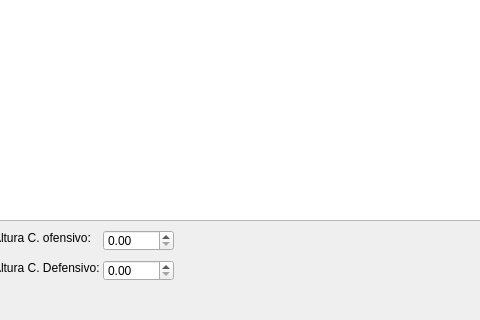
Qt form ParcialFinal/mainwindow.ui (Laurav2103/Parcial-Final) before a commit; both pictures show x 187 to 667 and y 290 to 610 of the 928 by 610 pixel window.
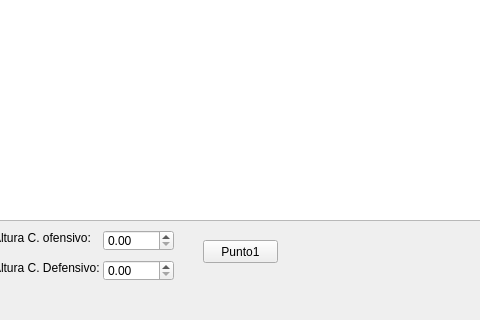
The same form after that commit.

Diff of the .ui file:
```diff
--- a/ParcialFinal/mainwindow.ui
+++ b/ParcialFinal/mainwindow.ui
@@ -131,6 +131,19 @@
      <double>9999.989999999999782</double>
     </property>
    </widget>
+   <widget class="QPushButton" name="pushButton_2">
+    <property name="geometry">
+     <rect>
+      <x>390</x>
+      <y>530</y>
+      <width>75</width>
+      <height>23</height>
+     </rect>
+    </property>
+    <property name="text">
+     <string>Punto1</string>
+    </property>
+   </widget>
   </widget>
   <widget class="QMenuBar" name="menubar">
    <property name="geometry">
```
